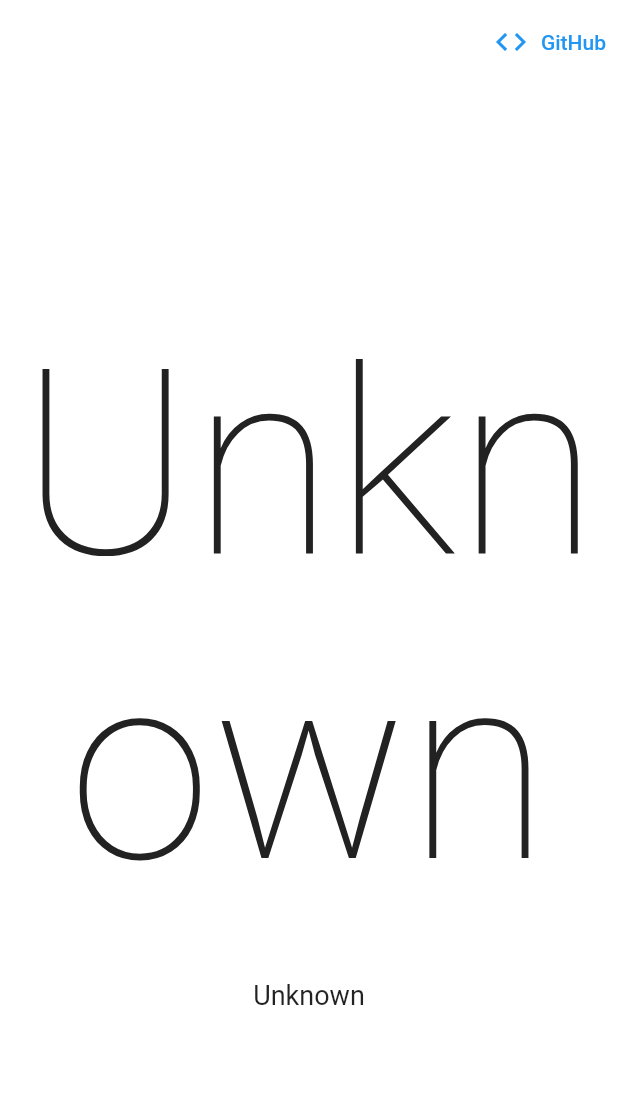
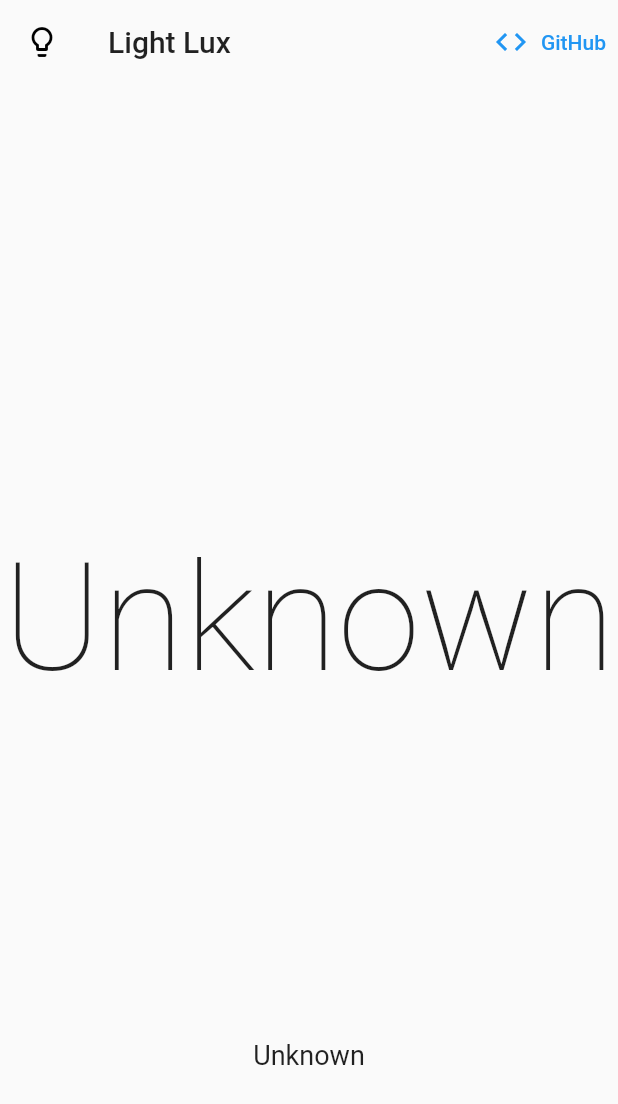
Before and after one commit to iqfareez/light_lux_flutter, a Flutter app: the screen it shows after launch, after a tap on "GitHub", on a phone screen of 412 x 824 dp. Shown: the top 1104 px of the screen. Run offline on Flutter 3.47's test engine with Material 2 defaults, Android fonts, the phone set to English and light mode, and no system bars; drawn by our look-alikes of auto_size_text; missing offline and left inert: light.

Commit message:
:rocket: FInal release 1.0.1-F+2

```diff
--- a/lib/app.dart
+++ b/lib/app.dart
@@ -1,7 +1,8 @@
 import 'dart:async';
+import 'package:auto_size_text/auto_size_text.dart';
 import 'package:flutter/material.dart';
 import 'package:light/light.dart';
-import 'package:light_lux/equivalent.dart';
+import 'equivalent.dart';
 
 class AppPage extends StatefulWidget {
   @override
@@ -12,21 +13,19 @@
   String _luxString = 'Unknown';
   String _equivalentText = 'Unknown';
   Light _light;
-  Color bgColor = Colors.white;
+  double _opacity;
   StreamSubscription _subscription;
 
   void onData(int luxValue) async {
-    // print("Lux value: $luxValue");
     setState(() {
       _luxString = "$luxValue";
-      bgColor = Colors.orange.withAlpha(luxValue.clamp(0, 255));
+      _opacity = newValueFromRange(
+          luxValue.clamp(0, 800).toDouble(), 0, 800, 0.1, 1.0);
       _equivalentText = EquivalentLuxValue.getEquivalent(luxValue);
     });
   }
 
-  void stopListening() {
-    _subscription.cancel();
-  }
+  void stopListening() => _subscription.cancel();
 
   void startListening() {
     _light = Light();
@@ -41,22 +40,31 @@
   void initState() {
     super.initState();
     initPlatformState();
+    _opacity = 0.0;
   }
 
   // Platform messages are asynchronous, so we initialize in an async method.
-  Future<void> initPlatformState() async {
-    startListening();
-  }
+  Future<void> initPlatformState() async => startListening();
+
+  double newValueFromRange(
+          num value, num oldMin, num oldMax, num newMin, num newMax) =>
+      (((value - oldMin) * (newMax - newMin)) / (oldMax - oldMin)) + newMin;
 
   @override
   Widget build(BuildContext context) {
-    return Container(
-      color: bgColor,
-      child: Stack(
+    return Stack(
       children: [
+        AnimatedOpacity(
+          opacity: _opacity,
+          duration: Duration(milliseconds: 800),
+          child: Container(
+            color: Colors.orange,
+          ),
+        ),
         Center(
-            child: Text(
+          child: AutoSizeText(
             _luxString,
+            maxLines: 1,
             style: TextStyle(
               fontSize: 173,
               fontWeight: FontWeight.w100,
@@ -66,7 +74,9 @@
         ),
         Positioned(
           width: MediaQuery.of(context).size.width,
-            bottom: 150,
+          bottom: MediaQuery.of(context).orientation == Orientation.landscape
+              ? 50
+              : 110,
           child: Text(
             _equivalentText,
             textAlign: TextAlign.center,
@@ -74,11 +84,6 @@
           ),
         ),
       ],
-      ),
     );
   }
 }
-
-// From anywhere in your app, add the following line of code:
-// Get.changeThemeMode(newThemeMode);
-// https://medium.com/swlh/flutter-dynamic-themes-in-3-lines-c3b375f292e3
--- a/lib/main.dart
+++ b/lib/main.dart
@@ -1,19 +1,17 @@
 import 'package:flutter/material.dart';
-import 'package:light_lux/app.dart';
+import 'package:url_launcher/url_launcher.dart';
+import 'app.dart';
 
-void main() {
-  // GetStorage.init(); //enable when using history function
-  runApp(MyApp());
-}
+void main() => runApp(MyApp());
 
 class MyApp extends StatelessWidget {
-  // This widget is the root of your application.
+  final url = 'https://github.com/iqfareez/Light-Lux-Flutter';
   @override
   Widget build(BuildContext context) {
     return MaterialApp(
       title: 'Light Lux',
       theme: ThemeData(
-        primaryColor: Colors.blue,
+        primaryColor: Colors.orange,
         visualDensity: VisualDensity.adaptivePlatformDensity,
       ),
       darkTheme: ThemeData.dark().copyWith(),
@@ -25,9 +23,23 @@
           foregroundColor: Colors.transparent,
           shadowColor: Colors.transparent,
           elevation: 1,
+          leading: Icon(Icons.lightbulb_outline),
+          title: Text('Light Lux'),
           actions: [
             TextButton.icon(
-                onPressed: () {}, icon: Icon(Icons.code), label: Text('GitHub'))
+                onPressed: () async {
+                  if (await canLaunch(url)) {
+                    await launch(url);
+                  } else {
+                    ScaffoldMessenger.of(context).showSnackBar(SnackBar(
+                      content: Text('Can\'t launch URL. Unknown error'),
+                      backgroundColor: Colors.red,
+                    ));
+                    throw 'Could not launch $url';
+                  }
+                },
+                icon: Icon(Icons.code),
+                label: Text('GitHub'))
           ],
         ),
         body: AppPage(),
--- a/pubspec.yaml
+++ b/pubspec.yaml
@@ -3,7 +3,7 @@
 
 publish_to: "none"
 
-version: 1.0.0+1
+version: 1.0.1-F+2
 
 environment:
   sdk: ">=2.7.0 <3.0.0"
@@ -12,9 +12,9 @@
   flutter:
     sdk: flutter
 
-  cupertino_icons: ^1.0.0
-  get_storage: ^1.3.1
+  # cupertino_icons: ^1.0.0
   light: ^1.0.0
+  url_launcher: ^5.7.10
   auto_size_text: ^2.1.0
 
 dev_dependencies:
```
Also changed, not shown: pubspec.lock, 3 other files. Lines whose indentation alone changed are shown as unchanged.
